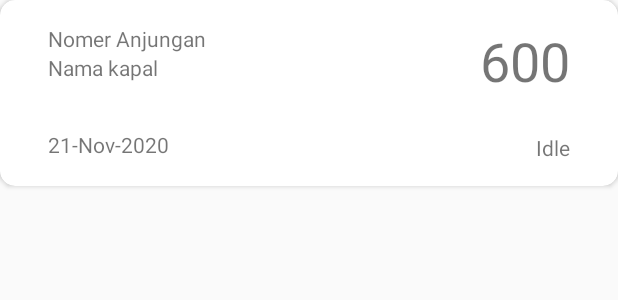
After one commit to muchlist/AirKapalApp, an Android app: the layout item_list_water.xml on its own in the app's theme, with its tools: preview values and no code run, on a phone screen of 412 x 824 dp. The commit adds this screen. Shown: the top 300 px of the screen. Run offline under Robolectric (Android 15) with nearby library versions, the light colour scheme and no system bars.

Commit message:
Create List Water Activity

```diff
--- a/app/src/main/AndroidManifest.xml
+++ b/app/src/main/AndroidManifest.xml
@@ -15,7 +15,8 @@
         android:supportsRtl="true"
         android:theme="@style/AppTheme"
         android:usesCleartextTraffic="true">
-        <activity android:name=".views.HomeActivity"/>
+        <activity android:name=".views.ListWaterActivity"></activity>
+        <activity android:name=".views.HomeActivity" />
         <activity
             android:name=".views.LoginActivity"
             android:theme="@style/AppThemeLogin" />
--- a/app/src/main/java/com/muchlis/simak/adapter/HomeRecyclerAdapter.kt
+++ b/app/src/main/java/com/muchlis/simak/adapter/HomeRecyclerAdapter.kt
@@ -40,8 +40,7 @@ class HomeRecyclerAdapter(
                 tv_subtitle_item_home.text = items.subtitle
                 iv_circle_item_home.setImageResource(items.picture)
 
-                //onClick
-                //itemView.setOnClickListener { itemClick(items) }
+                itemView.setOnClickListener { itemClick(items) }
             }
         }
     }
--- a/app/src/main/java/com/muchlis/simak/datas/HomeItemData.kt
+++ b/app/src/main/java/com/muchlis/simak/datas/HomeItemData.kt
@@ -1,6 +1,7 @@
 package com.muchlis.simak.datas
 
 data class HomeItemData (
+    val index: Int,
     val title: String,
     val subtitle: String,
     val picture: Int
--- a/app/src/main/res/layout/item_home.xml
+++ b/app/src/main/res/layout/item_home.xml
@@ -1,6 +1,5 @@
 <?xml version="1.0" encoding="utf-8"?>
-<androidx.cardview.widget.CardView
-    xmlns:android="http://schemas.android.com/apk/res/android"
+<androidx.cardview.widget.CardView xmlns:android="http://schemas.android.com/apk/res/android"
     xmlns:app="http://schemas.android.com/apk/res-auto"
     xmlns:tools="http://schemas.android.com/tools"
     android:id="@+id/holder"
@@ -12,7 +11,7 @@
     android:clickable="true"
     android:focusable="true"
     android:foreground="?android:attr/selectableItemBackground"
-    app:cardCornerRadius="75dp"
+    app:cardCornerRadius="10dp"
     app:cardElevation="0dp"
     app:contentPaddingBottom="8dp"
     app:contentPaddingTop="8dp">
--- /dev/null
+++ b/app/src/main/res/layout/item_list_water.xml
@@ -0,0 +1,63 @@
+<?xml version="1.0" encoding="utf-8"?>
+<androidx.cardview.widget.CardView xmlns:android="http://schemas.android.com/apk/res/android"
+    xmlns:app="http://schemas.android.com/apk/res-auto"
+    xmlns:tools="http://schemas.android.com/tools"
+    android:layout_width="match_parent"
+    android:layout_height="wrap_content"
+    app:cardCornerRadius="10dp">
+
+    <androidx.constraintlayout.widget.ConstraintLayout
+        android:layout_width="match_parent"
+        android:layout_height="wrap_content"
+        android:padding="16dp">
+
+        <TextView
+            android:id="@+id/textView"
+            android:layout_width="wrap_content"
+            android:layout_height="wrap_content"
+            android:layout_marginStart="16dp"
+            android:text="Nomer Anjungan"
+            app:layout_constraintStart_toStartOf="parent"
+            app:layout_constraintTop_toTopOf="parent" />
+
+        <TextView
+            android:id="@+id/textView3"
+            android:layout_width="wrap_content"
+            android:layout_height="wrap_content"
+            android:layout_marginStart="16dp"
+            android:text="Nama kapal"
+            app:layout_constraintStart_toStartOf="parent"
+            app:layout_constraintTop_toBottomOf="@+id/textView" />
+
+        <TextView
+            android:id="@+id/textView4"
+            android:layout_width="wrap_content"
+            android:layout_height="wrap_content"
+            android:layout_marginStart="16dp"
+            android:layout_marginTop="32dp"
+            android:text="21-Nov-2020"
+            app:layout_constraintStart_toStartOf="parent"
+            app:layout_constraintTop_toBottomOf="@+id/textView3" />
+
+        <TextView
+            android:id="@+id/textView5"
+            android:layout_width="wrap_content"
+            android:layout_height="wrap_content"
+            android:layout_marginEnd="16dp"
+            android:text="600"
+            android:textSize="36sp"
+            app:layout_constraintEnd_toEndOf="parent"
+            app:layout_constraintTop_toTopOf="parent" />
+
+        <TextView
+            android:id="@+id/textView6"
+            android:layout_width="wrap_content"
+            android:layout_height="wrap_content"
+            android:layout_marginTop="24dp"
+            android:layout_marginEnd="16dp"
+            android:text="Idle"
+            app:layout_constraintEnd_toEndOf="parent"
+            app:layout_constraintTop_toBottomOf="@+id/textView5" />
+    </androidx.constraintlayout.widget.ConstraintLayout>
+
+</androidx.cardview.widget.CardView>
```
Also changed, not shown: app/src/main/java/com/muchlis/simak/datas/output/WaterListResponse.kt (added, +9 -0 lines), app/src/main/java/com/muchlis/simak/datas/output/WaterResponse.kt (added, +84 -0 lines), app/src/main/java/com/muchlis/simak/views/HomeActivity.kt (+14 -1 lines), app/src/main/java/com/muchlis/simak/views/ListWaterActivity.kt (added, +15 -0 lines), app/src/main/res/drawable/ic_add_24.xml (added, +9 -0 lines), app/src/main/res/drawable/ic_apply_button.xml (added, +9 -0 lines), app/src/main/res/drawable/ic_back_button.xml (added, +9 -0 lines), app/src/main/res/layout/activity_list_water.xml (added, +48 -0 lines).
